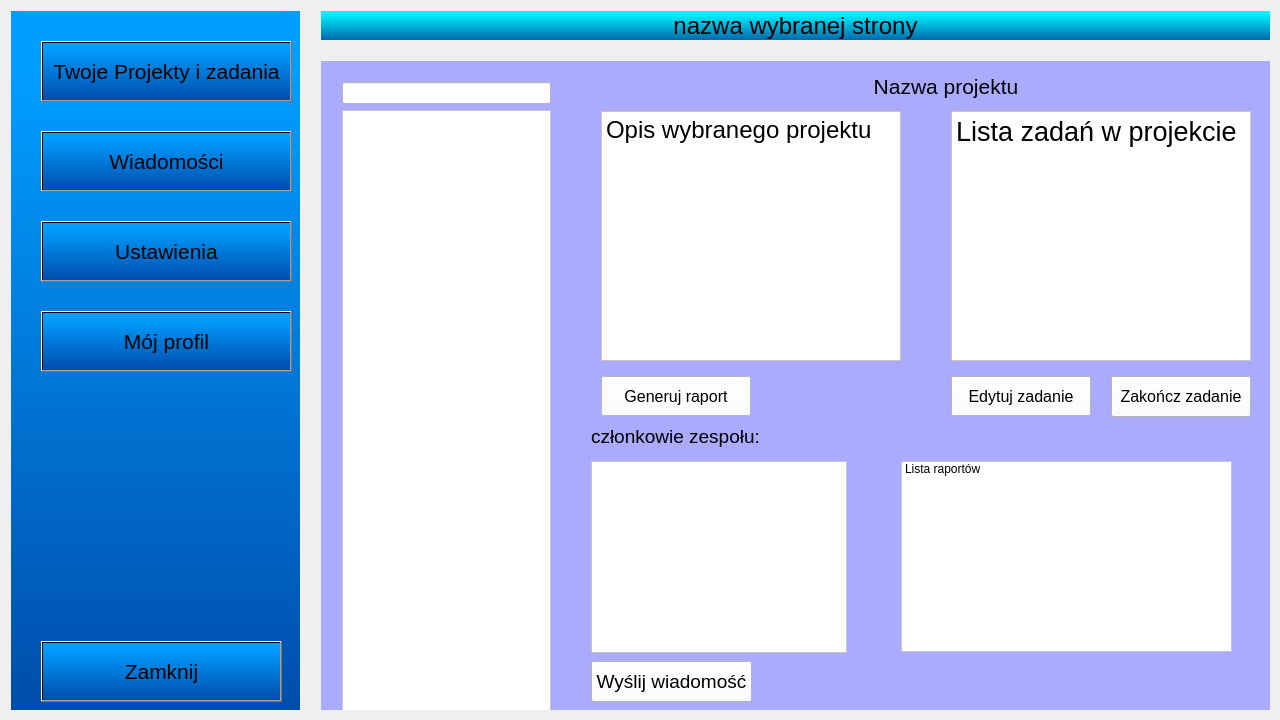
The window that project_managment/project_managment/project_managment.ui (Sleyn2/IO_projectmanagement) describes before a commit, drawn with Qt 5.
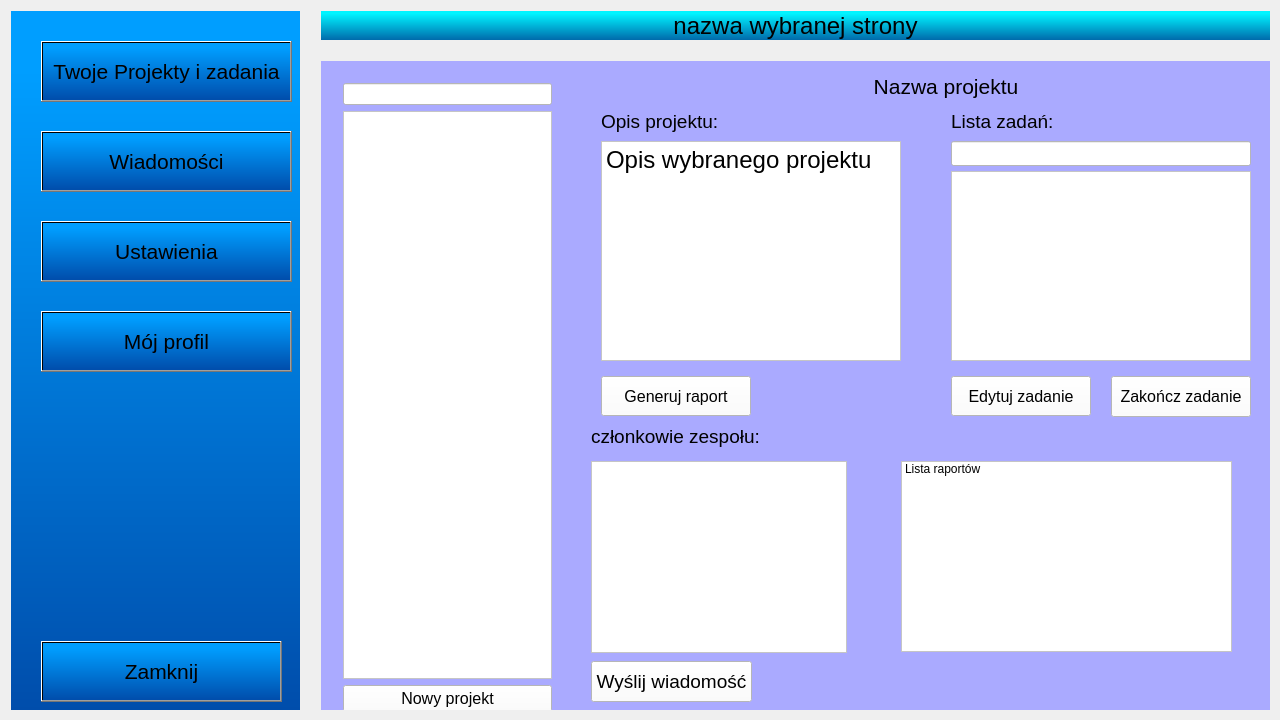
The same window after the commit. The open tabs and pages were chosen to show the change.

Diff of the .ui file:
```diff
--- a/project_managment/project_managment/project_managment.ui
+++ b/project_managment/project_managment/project_managment.ui
@@ -158,8 +158,8 @@
         <widget class="QWidget" name="layoutWidget">
          <property name="geometry">
           <rect>
-           <x>10</x>
-           <y>10</y>
+           <x>11</x>
+           <y>11</y>
            <width>231</width>
            <height>651</height>
           </rect>
@@ -182,6 +182,21 @@
             </property>
            </widget>
           </item>
+          <item>
+           <widget class="QPushButton" name="pushButton_16">
+            <property name="font">
+             <font>
+              <pointsize>12</pointsize>
+             </font>
+            </property>
+            <property name="styleSheet">
+             <string notr="true">background-color: rgb(255, 255, 255);</string>
+            </property>
+            <property name="text">
+             <string>Nowy projekt</string>
+            </property>
+           </widget>
+          </item>
          </layout>
         </widget>
        </widget>
@@ -403,26 +418,6 @@
            <bool>false</bool>
           </property>
          </widget>
-         <widget class="QTextBrowser" name="textBrowser_3">
-          <property name="geometry">
-           <rect>
-            <x>380</x>
-            <y>50</y>
-            <width>300</width>
-            <height>250</height>
-           </rect>
-          </property>
-          <property name="styleSheet">
-           <string notr="true">background-color: rgb(255, 255, 255);</string>
-          </property>
-          <property name="html">
-           <string>&lt;!DOCTYPE HTML PUBLIC &quot;-//W3C//DTD HTML 4.0//EN&quot; &quot;http://www.w3.org/TR/REC-html40/strict.dtd&quot;&gt;
-&lt;html&gt;&lt;head&gt;&lt;meta name=&quot;qrichtext&quot; content=&quot;1&quot; /&gt;&lt;style type=&quot;text/css&quot;&gt;
-p, li { white-space: pre-wrap; }
-&lt;/style&gt;&lt;/head&gt;&lt;body style=&quot; font-family:'MS Shell Dlg 2'; font-size:8.25pt; font-weight:400; font-style:normal;&quot;&gt;
-&lt;p style=&quot; margin-top:0px; margin-bottom:0px; margin-left:0px; margin-right:0px; -qt-block-indent:0; text-indent:0px;&quot;&gt;&lt;span style=&quot; font-size:20pt;&quot;&gt;Lista zadań w projekcie&lt;/span&gt;&lt;/p&gt;&lt;/body&gt;&lt;/html&gt;</string>
-          </property>
-         </widget>
          <widget class="QLabel" name="label_6">
           <property name="geometry">
            <rect>
@@ -508,9 +503,9 @@
           <property name="geometry">
            <rect>
             <x>30</x>
-            <y>50</y>
+            <y>80</y>
             <width>300</width>
-            <height>250</height>
+            <height>220</height>
            </rect>
           </property>
           <property name="font">
@@ -570,6 +565,73 @@
            </property>
           </item>
          </widget>
+         <widget class="QListWidget" name="listWidget_zadania">
+          <property name="geometry">
+           <rect>
+            <x>380</x>
+            <y>110</y>
+            <width>300</width>
+            <height>190</height>
+           </rect>
+          </property>
+          <property name="styleSheet">
+           <string notr="true">background-color: rgb(255, 255, 255);</string>
+          </property>
+         </widget>
+         <widget class="QLineEdit" name="lineEdit_search_task">
+          <property name="geometry">
+           <rect>
+            <x>380</x>
+            <y>80</y>
+            <width>300</width>
+            <height>25</height>
+           </rect>
+          </property>
+          <property name="font">
+           <font>
+            <pointsize>10</pointsize>
+           </font>
+          </property>
+          <property name="styleSheet">
+           <string notr="true">background-color: rgb(255, 255, 255);</string>
+          </property>
+         </widget>
+         <widget class="QLabel" name="label_12">
+          <property name="geometry">
+           <rect>
+            <x>380</x>
+            <y>45</y>
+            <width>171</width>
+            <height>31</height>
+           </rect>
+          </property>
+          <property name="font">
+           <font>
+            <pointsize>14</pointsize>
+           </font>
+          </property>
+          <property name="text">
+           <string>Lista zadań:</string>
+          </property>
+         </widget>
+         <widget class="QLabel" name="label_13">
+          <property name="geometry">
+           <rect>
+            <x>30</x>
+            <y>45</y>
+            <width>171</width>
+            <height>31</height>
+           </rect>
+          </property>
+          <property name="font">
+           <font>
+            <pointsize>14</pointsize>
+           </font>
+          </property>
+          <property name="text">
+           <string>Opis projektu:</string>
+          </property>
+         </widget>
         </widget>
         <widget class="QWidget" name="blank_page"/>
        </widget>
```
Left out of the diff: 44 changed lines with no effect on the pictures.
